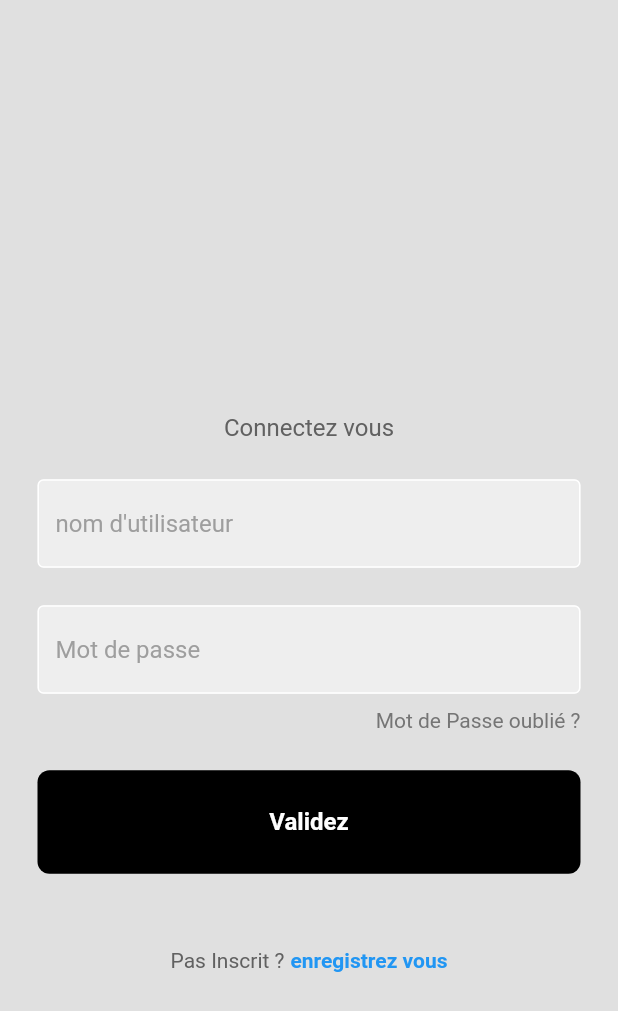
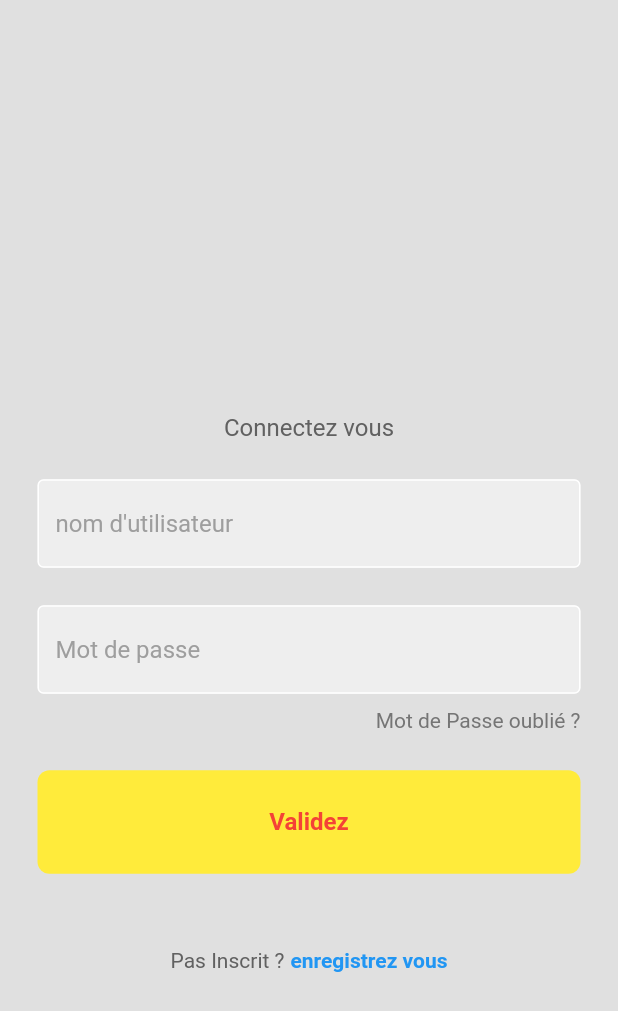
Before and after one commit to Anthony-Amico/squareMobil, a Flutter app: the screen it shows after launch, on a phone screen of 412 x 824 dp. Shown: the top 1011 px of the screen. Run offline on Flutter 3.47's test engine with Material 2 defaults, Android fonts, the phone set to English and light mode, and no system bars.

Commit message:
fin de journée

```diff
--- a/lib/src/component/my_button.dart
+++ b/lib/src/component/my_button.dart
@@ -15,7 +15,7 @@ class MyButton extends StatelessWidget{
         padding: const EdgeInsets.all(25),
         margin: const EdgeInsets.symmetric(horizontal: 25),
         decoration: BoxDecoration(
-          color: Colors.black,
+          color: Colors.yellow,
           borderRadius: BorderRadius.circular(8),
       ),
 
@@ -23,7 +23,7 @@ class MyButton extends StatelessWidget{
           child: Text(
           "Validez",
           style: TextStyle(
-            color: Colors.white,
+            color: Colors.red,
             fontWeight: FontWeight.bold,
             fontSize: 16,
             ),
--- a/pubspec.yaml
+++ b/pubspec.yaml
@@ -30,7 +30,7 @@ environment:
 dependencies:
   flutter:
     sdk: flutter
-
+  http: ^0.13.4
 
   # The following adds the Cupertino Icons font to your application.
   # Use with the CupertinoIcons class for iOS style icons.
```
Also changed, not shown: lib/src/login.dart (+40 -5 lines), pubspec.lock.
